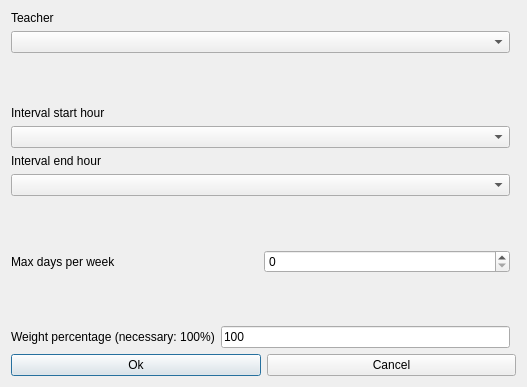
Above: fet/src/interface/modifyconstraintteacherintervalmaxdaysperweekform_template.ui from vonmecheln/fet before the change. Below: the same form after it.
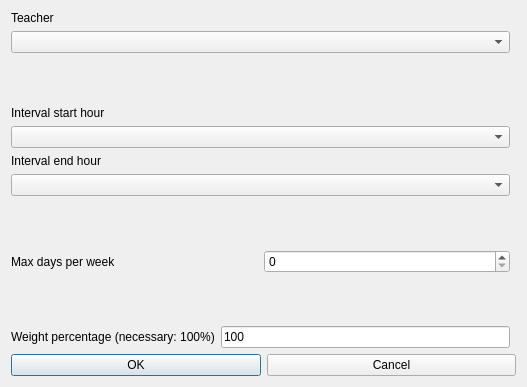
That is the form after the change.

```diff
--- a/fet/src/interface/modifyconstraintteacherintervalmaxdaysperweekform_template.ui
+++ b/fet/src/interface/modifyconstraintteacherintervalmaxdaysperweekform_template.ui
@@ -19,7 +19,7 @@
      <item>
       <widget class="QPushButton" name="okPushButton">
        <property name="text">
-        <string>Ok</string>
+        <string>OK</string>
        </property>
       </widget>
      </item>
```
